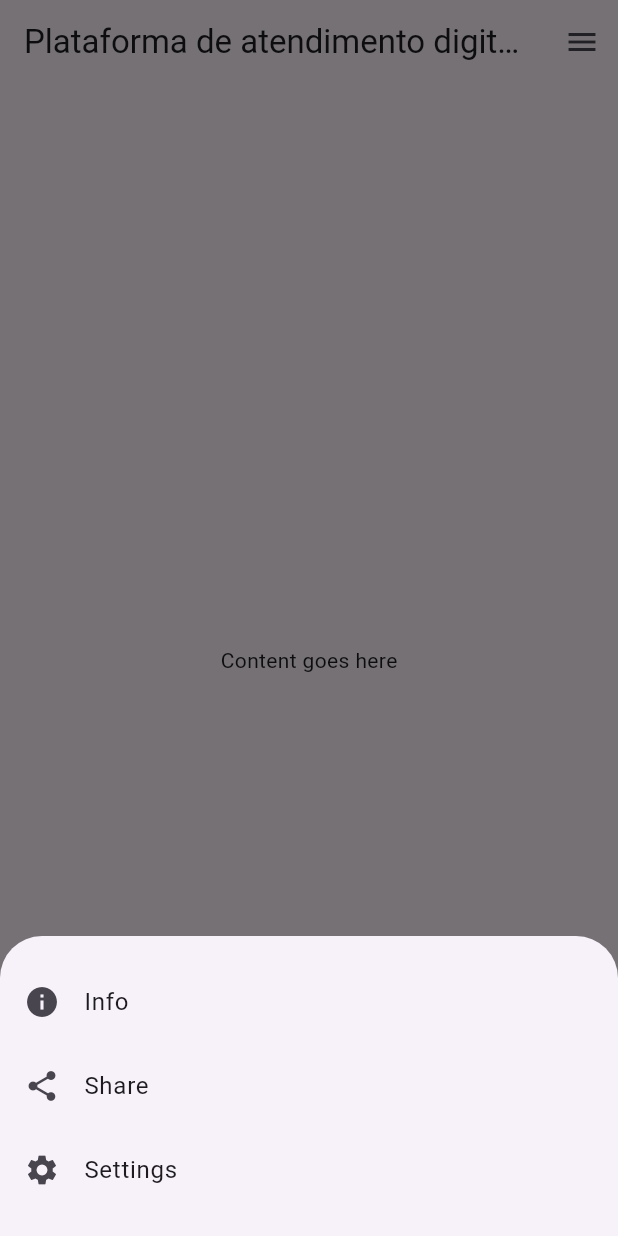
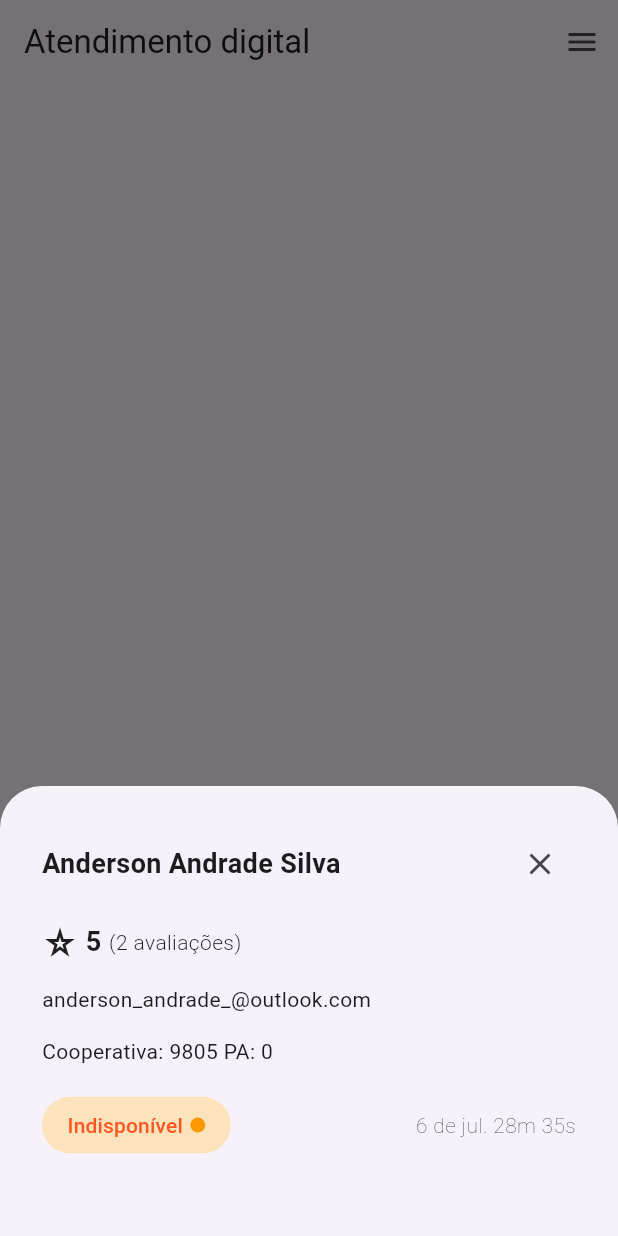
Before and after one commit to AndersonAndrad/flutter_chat, a Flutter app: the screen it shows after launch, after a tap on the "menu" icon, on a phone screen of 412 x 824 dp. Run offline on Flutter 3.47's test engine with Material 3 defaults, Android fonts, the phone set to English and light mode, and no system bars.

Commit message:
feat: implement bottomSheet with basic information

```diff
--- a/lib/main.dart
+++ b/lib/main.dart
@@ -12,64 +12,138 @@ class MyApp extends StatelessWidget {
       theme: ThemeData(
         primarySwatch: Colors.blue,
       ),
-      home: MyHomePage(),
+      home: const MyHomePage(),
     );
   }
 }
 
 class MyHomePage extends StatelessWidget {
+  const MyHomePage({super.key});
+
   @override
   Widget build(BuildContext context) {
     return Scaffold(
       appBar: AppBar(
-        title: Text('Plataforma de atendimento digital'),
+        title: const Text('Atendimento digital'),
         actions: <Widget>[
           IconButton(
-            icon: Icon(Icons.menu),
               onPressed: () {
                 showModalBottomSheet(
                     context: context,
                     builder: (BuildContext context) {
                       return SizedBox(
-                    height: 200,
-                    child: Center(
+                          height: 300,
+                          child: Padding(
+                            padding: const EdgeInsets.all(28),
                             child: Column(
                               mainAxisSize: MainAxisSize.min,
                               children: <Widget>[
-                          ListTile(
-                            leading: Icon(Icons.info),
-                            title: Text('Info'),
-                            onTap: () {
-                              Navigator.pop(context);
-                            },
+                                Row(
+                                  children: [
+                                    const Text(
+                                      'Anderson Andrade Silva',
+                                      style: TextStyle(
+                                          fontWeight: FontWeight.bold,
+                                          fontSize: 18),
                                     ),
-                          ListTile(
-                            leading: Icon(Icons.share),
-                            title: Text('Share'),
-                            onTap: () {
-                              Navigator.pop(context);
-                            },
-                          ),
-                          ListTile(
-                            leading: Icon(Icons.settings),
-                            title: Text('Settings'),
-                            onTap: () {
-                              Navigator.pop(context);
-                            },
-                          ),
+                                    const Spacer(),
+                                    IconButton(
+                                        onPressed: () => Navigator.pop(context),
+                                        icon: const Icon(Icons.close))
                                   ],
                                 ),
+                                const SizedBox(
+                                  height: 15,
                                 ),
-                  );
-                },
-              );
-            },
+                                const Row(
+                                    crossAxisAlignment:
+                                        CrossAxisAlignment.center,
+                                    children: [
+                                      Icon(Icons.star_rate_outlined),
+                                      SizedBox(
+                                        width: 5,
                                       ),
+                                      Text(
+                                        '5',
+                                        style: TextStyle(
+                                            fontSize: 18,
+                                            fontWeight: FontWeight.bold),
+                                      ),
+                                      SizedBox(
+                                        width: 5,
+                                      ),
+                                      Text(
+                                        '(2 avaliações)',
+                                        style: TextStyle(
+                                            fontWeight: FontWeight.w300),
+                                      )
+                                    ]),
+                                const SizedBox(
+                                  height: 15,
+                                ),
+                                const Row(
+                                  children: [
+                                    Text(
+                                      'anderson_andrade_@outlook.com',
+                                    )
                                   ],
                                 ),
-      body: Center(
-        child: Text('Content goes here'),
+                                const SizedBox(
+                                  height: 15,
                                 ),
+                                const Row(
+                                  children: [Text('Cooperativa: 9805 PA: 0')],
+                                ),
+                                const SizedBox(
+                                  height: 15,
+                                ),
+                                Row(
+                                  children: [
+                                    Chip(
+                                      label: Row(
+                                        children: [
+                                          const Text(
+                                            'Indisponível',
+                                            style: TextStyle(
+                                                color: Colors.deepOrange),
+                                          ),
+                                          const SizedBox(
+                                            width: 5,
+                                          ),
+                                          Container(
+                                            width: 10,
+                                            height: 10,
+                                            decoration: const BoxDecoration(
+                                                color: Colors.orange,
+                                                shape: BoxShape.circle),
+                                          )
+                                        ],
+                                      ),
+                                      backgroundColor: const Color.fromARGB(
+                                          255, 253, 227, 187),
+                                      shape: RoundedRectangleBorder(
+                                          borderRadius:
+                                              BorderRadius.circular(50),
+                                          side: const BorderSide(
+                                              color: Colors.transparent)),
+                                    ),
+                                    const Spacer(),
+                                    const Text(
+                                      '6 de jul. 28m 35s',
+                                      style: TextStyle(
+                                          fontWeight: FontWeight.w200),
+                                    )
+                                  ],
+                                )
+                              ],
+                            ),
+                          ));
+                    });
+              },
+              icon: const Icon(Icons.menu))
+        ],
+      ),
+      body: Container(),
     );
   }
 }
```
Lines whose indentation alone changed are shown as unchanged.
